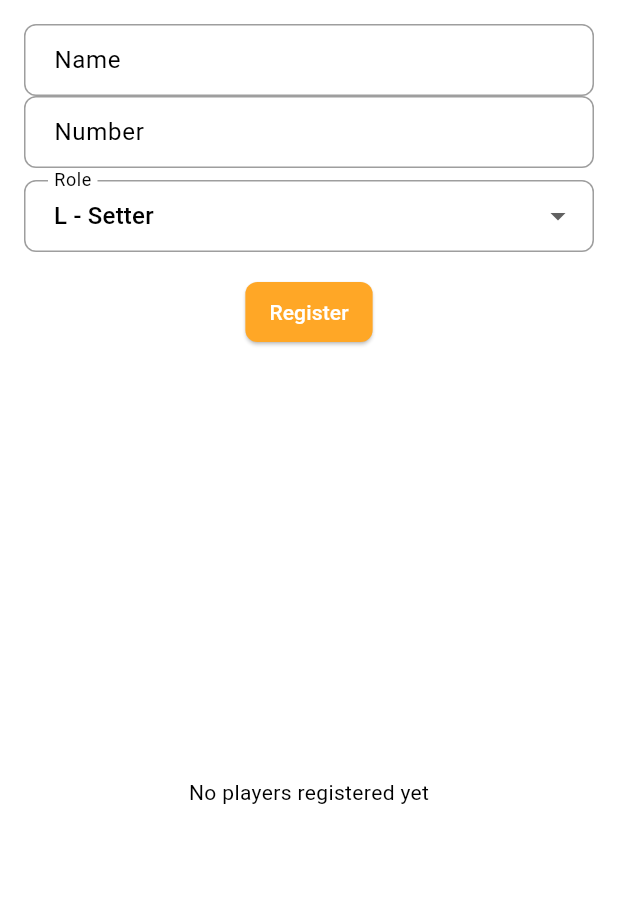
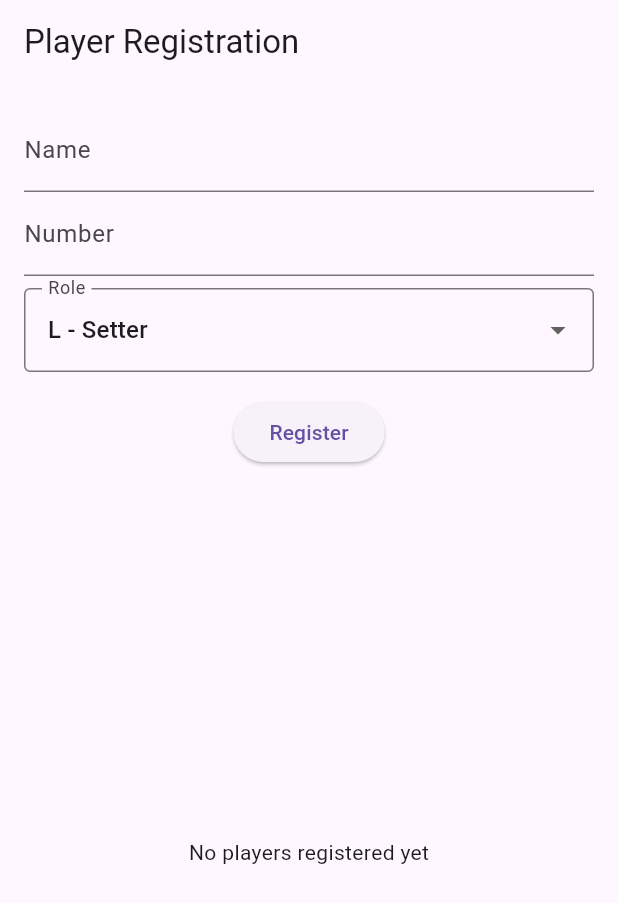
Before and after one commit to Mrprey/Management-vball, a Flutter app: the PlayerView screen opened directly, on a phone screen of 412 x 824 dp. Shown: the top 903 px of the screen. Run offline on Flutter 3.47's test engine with Material 3 defaults, Android fonts, the phone set to English and light mode, and no system bars; our stand-ins replace auto_route, equatable, get_it.

Commit message:
Corrige erro de Material widget na PlayerView e ajusta navegação

```diff
--- a/lib/main.dart
+++ b/lib/main.dart
@@ -1,11 +1,26 @@
 import 'package:flutter/material.dart';
-import 'package:management_vball/app.dart';
 import 'package:management_vball/core/constants/translations.dart';
 import 'package:management_vball/core/di/service_locator.dart';
+import 'package:management_vball/core/router.gr.dart';
 
 void main() async {
   WidgetsFlutterBinding.ensureInitialized();
   setupServiceLocator();
   await Translations.load('en');
-  runApp(const App());
+  final appRouter = AppRouter();
+  runApp(MyApp(appRouter: appRouter));
 }
+
+class MyApp extends StatelessWidget {
+  final AppRouter appRouter;
+
+  const MyApp({super.key, required this.appRouter});
+
+  @override
+  Widget build(BuildContext context) {
+    return MaterialApp.router(
+      routerDelegate: appRouter.delegate(),
+      routeInformationParser: appRouter.defaultRouteParser(),
+    );
+  }
+}
--- a/lib/presentation/views/player_view.dart
+++ b/lib/presentation/views/player_view.dart
@@ -50,7 +50,11 @@
   }
 
   Widget _buildContent(BuildContext context, PlayerViewModel model) {
-    return Padding(
+    return Scaffold(
+      appBar: AppBar(
+        title: Text(Translations.of(context).playerRegistration),
+      ),
+      body: Padding(
         padding: const EdgeInsets.all(AppSizes.medium),
         child: Column(
           children: [
@@ -125,13 +129,15 @@
                         final player = model.players[index];
                         return ListTile(
                           title: Text(player.name),
-                        subtitle: Text('${player.number} - ${player.position}'),
+                          subtitle:
+                              Text('${player.number} - ${player.position}'),
                         );
                       },
                     ),
             ),
           ],
         ),
+      ),
     );
   }
 }
--- a/pubspec.yaml
+++ b/pubspec.yaml
@@ -46,6 +46,9 @@
   equatable: ^2.0.5
   uuid: ^4.2.2
 
+  # AutoRoute for navigation
+  auto_route: ^5.0.0
+
 dev_dependencies:
   flutter_test:
     sdk: flutter
@@ -58,6 +61,7 @@
   flutter_lints: ^3.0.0
   mockito: ^5.4.4
   build_runner: ^2.4.8
+  auto_route_generator: ^5.0.0
 
 # For information on the generic Dart part of this file, see the
 # following page: https://dart.dev/tools/pub/pubspec
```
Also changed, not shown: lib/core/router.dart (added, +12 -0 lines), lib/presentation/views/home_view.dart (added, +29 -0 lines), lib/core/router.gr.dart (added), pubspec.lock. Lines whose indentation alone changed are shown as unchanged.
